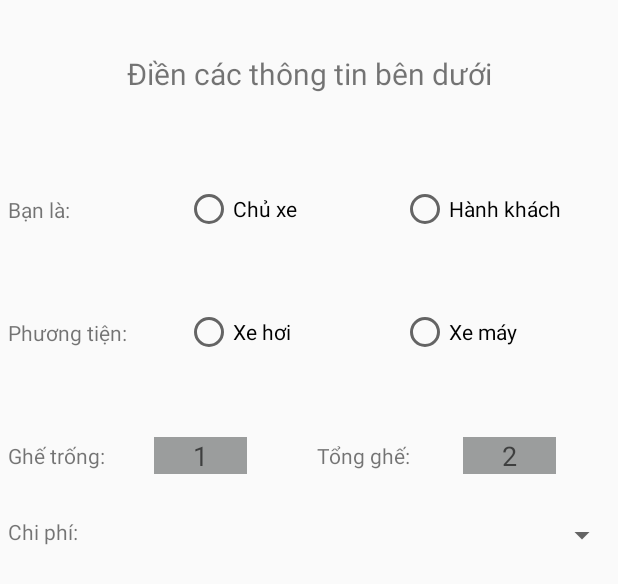
After one commit to DucCoderIT/TRIPFUN, an Android app: the layout activity_input_trip_details.xml on its own in the app's theme, with its tools: preview values and no code run, on a phone screen of 412 x 824 dp. The commit adds this screen. Shown: the top 584 px of the screen. Run offline under Robolectric (Android 15) with nearby library versions, the phone set to English and light mode, and no system bars.

Commit message:
input trip details

```diff
--- /dev/null
+++ b/app/src/main/res/layout/activity_input_trip_details.xml
@@ -0,0 +1,164 @@
+<?xml version="1.0" encoding="utf-8"?>
+<LinearLayout xmlns:android="http://schemas.android.com/apk/res/android"
+    xmlns:app="http://schemas.android.com/apk/res-auto"
+    xmlns:tools="http://schemas.android.com/tools"
+    android:layout_width="match_parent"
+    android:layout_height="match_parent"
+    android:orientation="vertical"
+    android:weightSum="10"
+    tools:context=".Activities.InputTripDetailsActivity">
+    <!--text input information-->
+    <TextView
+        android:layout_width="match_parent"
+        android:layout_height="0dp"
+        android:layout_weight="1.2"
+        android:gravity="center"
+        android:text="Điền các thông tin bên dưới"
+        android:textSize="20sp"
+        />
+    <!-- position of user-->
+    <LinearLayout
+        android:layout_width="match_parent"
+        android:layout_height="0dp"
+        android:layout_weight="1"
+        android:orientation="horizontal"
+        android:weightSum="10">
+        <TextView
+            android:layout_width="0dp"
+            android:layout_height="wrap_content"
+            android:layout_weight="3"
+            android:layout_gravity="center"
+            android:paddingStart="5dp"
+            android:text="Bạn là:"/>
+        <RadioGroup
+            android:layout_width="0dp"
+            android:layout_height="wrap_content"
+            android:layout_weight="7"
+            android:layout_gravity="center"
+            android:orientation="horizontal"
+            android:weightSum="2">
+            <RadioButton
+                android:layout_width="0dp"
+                android:layout_height="wrap_content"
+                android:layout_weight="1"
+                android:text="Chủ xe"/>
+            <RadioButton
+                android:layout_width="0dp"
+                android:layout_height="wrap_content"
+                android:layout_weight="1"
+                android:text="Hành khách"/>
+        </RadioGroup>
+    </LinearLayout>
+    <!-- vehicle -->
+    <LinearLayout
+        android:layout_width="match_parent"
+        android:layout_height="0dp"
+        android:layout_weight="1"
+        android:orientation="horizontal"
+        android:weightSum="10">
+        <TextView
+            android:layout_width="0dp"
+            android:layout_height="wrap_content"
+            android:layout_weight="3"
+            android:layout_gravity="center"
+            android:paddingStart="5dp"
+            android:text="Phương tiện:"/>
+        <RadioGroup
+            android:layout_width="0dp"
+            android:layout_height="wrap_content"
+            android:layout_weight="7"
+            android:layout_gravity="center"
+            android:orientation="horizontal"
+            android:weightSum="2">
+            <RadioButton
+                android:layout_width="0dp"
+                android:layout_height="wrap_content"
+                android:layout_weight="1"
+                android:text="Xe hơi"/>
+            <RadioButton
+                android:layout_width="0dp"
+                android:layout_height="wrap_content"
+                android:layout_weight="1"
+                android:text="Xe máy"/>
+        </RadioGroup>
+    </LinearLayout>
+    <!-- seat -->
+    <LinearLayout
+        android:layout_width="match_parent"
+        android:layout_height="0dp"
+        android:layout_weight="1"
+        android:weightSum="2">
+        <LinearLayout
+            android:layout_width="0dp"
+            android:layout_height="match_parent"
+            android:layout_weight="1"
+            android:orientation="horizontal"
+            android:weightSum="2">
+            <TextView
+                android:layout_width="0dp"
+                android:layout_height="wrap_content"
+                android:layout_weight="1"
+                android:layout_gravity="center"
+                android:paddingStart="5dp"
+                android:text="Ghế trống:"/>
+            <EditText
+                android:layout_width="0dp"
+                android:layout_height="wrap_content"
+                android:layout_weight="0.6"
+                android:layout_gravity="center"
+                android:inputType="number"
+                android:hint="1"
+                android:textColor="@color/white"
+                android:textAlignment="center"
+                android:background="@color/bgTripItem"/>
+        </LinearLayout>
+        <LinearLayout
+            android:layout_width="0dp"
+            android:layout_height="match_parent"
+            android:layout_weight="1"
+            android:orientation="horizontal"
+            android:weightSum="2">
+            <TextView
+                android:layout_width="0dp"
+                android:layout_height="wrap_content"
+                android:layout_weight="1"
+                android:layout_gravity="center"
+                android:paddingStart="5dp"
+                android:text="Tổng ghế:"/>
+            <EditText
+                android:layout_width="0dp"
+                android:layout_height="wrap_content"
+                android:layout_weight="0.6"
+                android:layout_gravity="center"
+                android:inputType="number"
+                android:hint="2"
+                android:textColor="@color/white"
+                android:textAlignment="center"
+                android:background="@color/bgTripItem"/>
+        </LinearLayout>
+    </LinearLayout>
+    <!-- service and price -->
+    <LinearLayout
+        android:layout_width="match_parent"
+        android:layout_height="0dp"
+        android:layout_weight="1"
+        android:orientation="horizontal"
+        android:weightSum="10">
+        <TextView
+            android:layout_width="0dp"
+            android:layout_height="wrap_content"
+            android:layout_weight="3"
+            android:paddingStart="5dp"
+            android:text="Chi phí:"/>
+        <LinearLayout
+            android:layout_width="0dp"
+            android:layout_height="match_parent"
+            android:layout_weight="7"
+            android:orientation="vertical"
+            android:weightSum="2">
+            <Spinner
+                android:layout_width="match_parent"
+                android:layout_height="wrap_content"/>
+        </LinearLayout>
+    </LinearLayout>
+</LinearLayout>
```
Also changed, not shown: app/src/main/AndroidManifest.xml (+4 -3 lines), app/src/main/java/trungduc/tripfun/Activities/InputTripDetailsActivity.java (added, +13 -0 lines), app/src/main/java/trungduc/tripfun/Activities/MapsActivity.java (+76 -45 lines), app/src/main/res/drawable/ic_access_time_black_24dp.xml (added, +9 -0 lines), app/src/main/res/drawable/ic_today_black_24dp.xml (added, +9 -0 lines), app/src/main/res/layout/activity_maps.xml (+29 -14 lines).
